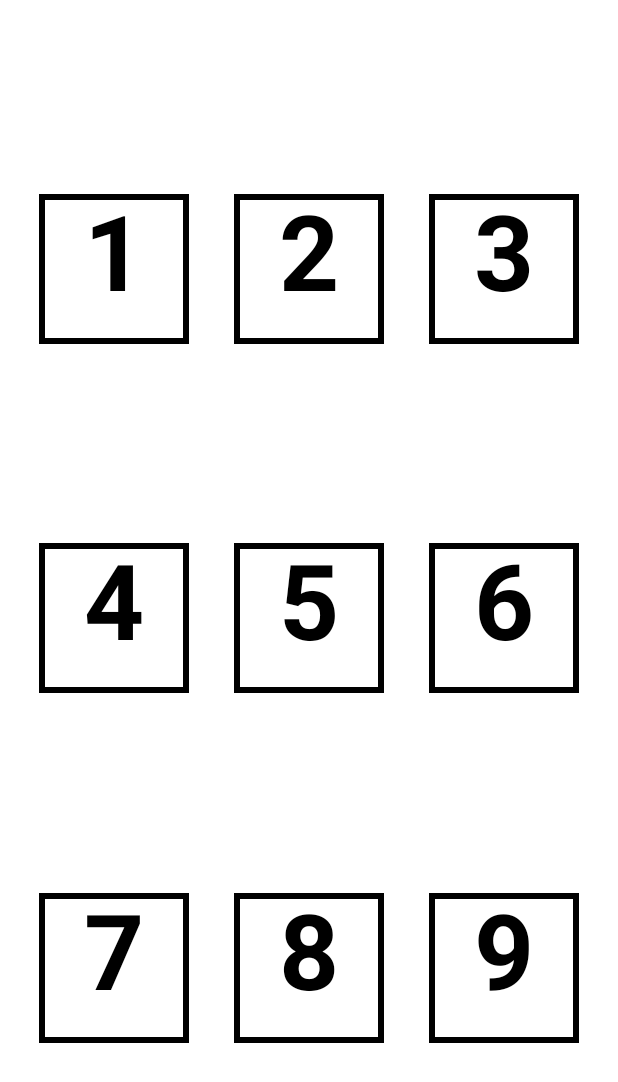
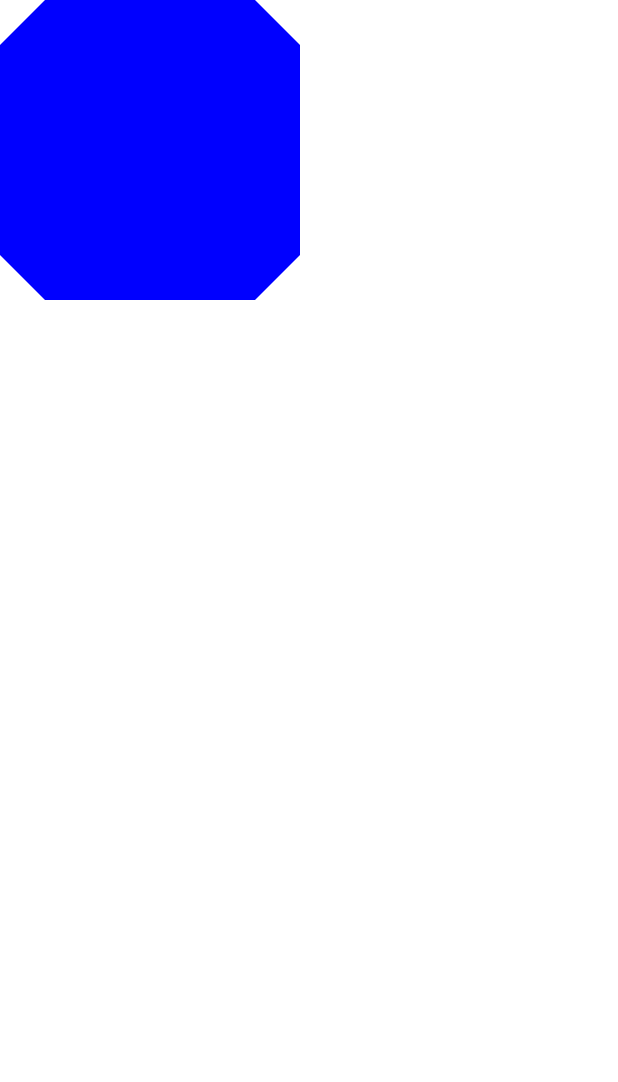
Before and after one commit to BEEEAM-J/Compose_Practice, an Android app built with Jetpack Compose: the @Preview function Preview, on a phone screen of 412 x 824 dp. Shown: the top 1082 px of the screen. Run offline under Robolectric (Android 15) with nearby library versions, the phone set to English and light mode, and no system bars.

Commit message:
6. Box layout 연습

```diff
--- a/app/src/main/java/com/beeeam/composepractice/MainActivity.kt
+++ b/app/src/main/java/com/beeeam/composepractice/MainActivity.kt
@@ -5,19 +5,21 @@ import androidx.activity.ComponentActivity
 import androidx.activity.compose.setContent
 import androidx.compose.foundation.background
 import androidx.compose.foundation.border
-import androidx.compose.foundation.layout.Arrangement
-import androidx.compose.foundation.layout.Column
-import androidx.compose.foundation.layout.Row
+import androidx.compose.foundation.layout.Box
 import androidx.compose.foundation.layout.fillMaxSize
-import androidx.compose.foundation.layout.height
 import androidx.compose.foundation.layout.padding
 import androidx.compose.foundation.layout.size
 import androidx.compose.foundation.layout.width
+import androidx.compose.foundation.shape.CircleShape
+import androidx.compose.foundation.shape.CutCornerShape
+import androidx.compose.foundation.shape.RoundedCornerShape
 import androidx.compose.material3.MaterialTheme
 import androidx.compose.material3.Surface
 import androidx.compose.material3.Text
 import androidx.compose.runtime.Composable
+import androidx.compose.ui.Alignment
 import androidx.compose.ui.Modifier
+import androidx.compose.ui.draw.clip
 import androidx.compose.ui.graphics.Color
 import androidx.compose.ui.text.font.FontWeight
 import androidx.compose.ui.text.style.TextAlign
@@ -47,7 +49,7 @@ fun TextCell(text: String, modifier: Modifier = Modifier) {
     val cellModifier = Modifier
         .padding(4.dp)
         .size(100.dp, 100.dp)
-        .border(width = 4.dp, color = Color.Black)
+        .border(width = 5.dp, color = Color.Black)
 
     Text(
         text = text,
@@ -60,128 +62,61 @@ fun TextCell(text: String, modifier: Modifier = Modifier) {
 
 @Composable
 fun MainScreen() {
-//    Row {
-//        TextCell(text = "1")
-//        TextCell(text = "2")
-//        TextCell(text = "3")
-//    }
-//    Column {
-//        TextCell(text = "1")
-//        TextCell(text = "2")
-//        TextCell(text = "3")
+//    Box {
+//        val width = 200.dp
+//        val height = 200.dp
+//
+//        TextCell("1", Modifier.size(width, height))
+//        TextCell("2", Modifier.size(width, height))
+//        TextCell("3", Modifier.size(width, height))
 //    }
 
-//    Column {
-//        Row {
-//            TextCell(text = "1")
-//            TextCell(text = "4")
-//            TextCell(text = "7")
-//        }
-//        Row {
-//            TextCell(text = "2")
-//            TextCell(text = "5")
-//            TextCell(text = "8")
-//        }
-//        Row {
-//            TextCell(text = "3")
-//            TextCell(text = "6")
-//        }
-//        Row {
-//            TextCell(text = "9")
-//            TextCell(text = "10")
-//            TextCell(text = "11")
-//        }
+//    Box(
+//        contentAlignment = Alignment.CenterEnd,
+//        modifier = Modifier.size(400.dp, 400.dp)
+//    ) {
+//        TextCell("1", Modifier.size(width = 200.dp, height = 200.dp))
 //    }
 
-//    Row(
-//        verticalAlignment = Alignment.CenterVertically,
-//        modifier = Modifier.size(width = 400.dp, height = 200.dp)
+//    Box(
+//        modifier = Modifier.size(width = 500.dp, height = 500.dp)
 //    ) {
-//        TextCell(text = "1")
-//        TextCell(text = "2")
-//        TextCell(text = "3")
+//        Text("Top Start", Modifier.align(Alignment.TopStart))
+//        Text("Top Center", Modifier.align(Alignment.TopCenter))
+//        Text("Top Bottom", Modifier.align(Alignment.TopEnd))
+//        Text("Center Start", Modifier.align(Alignment.CenterStart))
+//        Text("Center ", Modifier.align(Alignment.Center))
+//        Text("Center End", Modifier.align(Alignment.CenterEnd))
+//        Text("Bottom Start", Modifier.align(Alignment.BottomStart))
+//        Text("Bottom Center", Modifier.align(Alignment.BottomCenter))
+//        Text("Bottom End", Modifier.align(Alignment.BottomEnd))
 //    }
 
-//    Column(
-//        horizontalAlignment = Alignment.End,
-//        modifier = Modifier.size(width = 200.dp, height = 400.dp)
-//    ) {
-//        TextCell(text = "1")
-//        TextCell(text = "2")
-//        TextCell(text = "3")
-//    }
+//    Box(
+//        modifier = Modifier
+//            .size(200.dp)
+//            .clip(CircleShape)
+//            .background(Color.Blue)
+//    )
+//    Box(
+//        modifier = Modifier
+//            .size(200.dp)
+//            .clip(RoundedCornerShape(30.dp))
+//            .background(Color.Blue)
+//    )
 
-//    Row(
-//        horizontalArrangement = Arrangement.End,
-//        modifier = Modifier.size(width = 400.dp, height = 200.dp)
-//    ) {
-//        TextCell("1")
-//        TextCell("2")
-//        TextCell("3")
-//    }
-
-//    Column(
-//        modifier = Modifier.height(400.dp),
-//        verticalArrangement = Arrangement.Bottom
-//    ) {
-//        TextCell("1")
-//        TextCell("2")
-//        TextCell("3")
-//    }
-
-    Column(
-        modifier = Modifier.size(width = 1000.dp, height = 1000.dp),
-        verticalArrangement = Arrangement.SpaceEvenly
-    ) {
-        Row(
-            modifier = Modifier.width(1000.dp),
-            horizontalArrangement = Arrangement.SpaceEvenly
-        ) {
-            TextCell("1")
-            TextCell("2")
-            TextCell("3")
-        }
-        Row(
-            modifier = Modifier.width(1000.dp),
-            horizontalArrangement = Arrangement.SpaceEvenly
-        ) {
-            TextCell("4")
-            TextCell("5")
-            TextCell("6")
-        }
-        Row(
-            modifier = Modifier.width(1000.dp),
-            horizontalArrangement = Arrangement.SpaceEvenly
-        ) {
-            TextCell("7")
-            TextCell("8")
-            TextCell("9")
-        }
-    }
+    Box(
+        modifier = Modifier
+            .size(200.dp)
+            .clip(CutCornerShape(30.dp))
+            .background(Color.Blue)
+    )
 }
-
-// @Composable
-// fun TestLabelBtn() {
-//    val modifier = Modifier
-//        .size(width = 41.dp, height = 26.dp)
-//        .padding(start = 6.dp, end = 6.dp, top = 6.dp, bottom = 6.dp)
-//
-//    Button(
-//        onClick = { },
-//    ) {
-//        Text(
-//            fontSize = 12.sp,
-//            text = "label",
-//
-//        )
-//    }
-// }
 
 @Preview
 @Composable
 fun Preview() {
     ComposePracticeTheme {
         MainScreen()
-//        TestLabelBtn()
     }
 }
```
